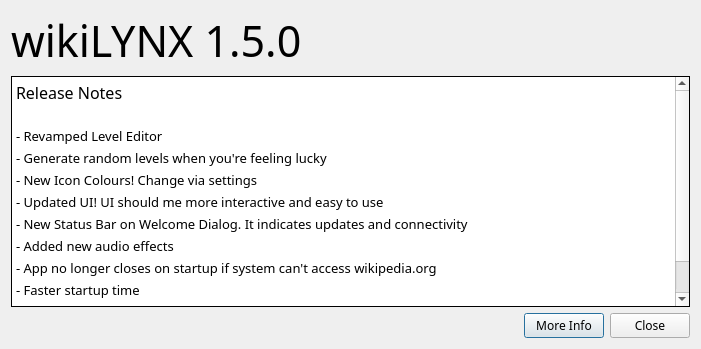
Qt form wikiLYNX/ui/whatsnew.ui (flamboyantpenguin/wikilynx) before a commit.
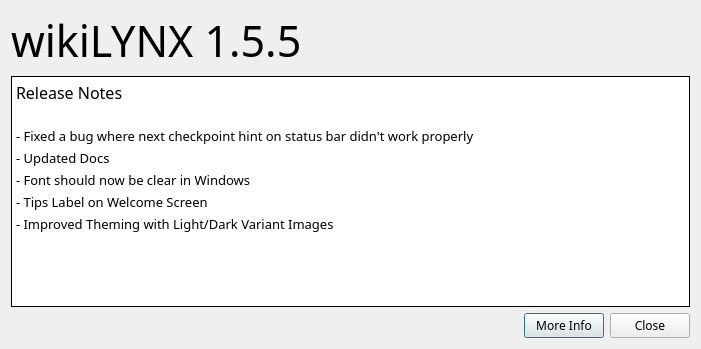
The same form after that commit. Icons and pictures are not drawn.

Commit message: Release 1.5.5-C0 - Fixed incorrect gamewindow status - Fonts should now be clear on Windows (Disabled hinting) - Doc Update (Imcomplete) - Added newsew icons - Added credits (Incomplete) - Light/Dark Variants for Image assets (Imcomplete)

The edit to the form file:
```diff
--- a/wikiLYNX/ui/whatsnew.ui
+++ b/wikiLYNX/ui/whatsnew.ui
@@ -16,6 +16,7 @@
   <property name="font">
    <font>
     <family>Comfortaa</family>
+    <hintingpreference>PreferNoHinting</hintingpreference>
    </font>
   </property>
   <property name="windowTitle">
@@ -28,10 +29,11 @@
       <font>
        <family>Courier Prime</family>
        <pointsize>32</pointsize>
+       <hintingpreference>PreferNoHinting</hintingpreference>
       </font>
      </property>
      <property name="text">
-      <string>wikiLYNX 1.5.0</string>
+      <string>wikiLYNX 1.5.5</string>
      </property>
     </widget>
    </item>
@@ -87,16 +89,11 @@
 &lt;/style&gt;&lt;/head&gt;&lt;body style=&quot; font-family:'Comfortaa'; font-size:10pt; font-weight:400; font-style:normal;&quot;&gt;
 &lt;p style=&quot; margin-top:0px; margin-bottom:0px; margin-left:0px; margin-right:0px; -qt-block-indent:0; text-indent:0px;&quot;&gt;&lt;span style=&quot; font-size:12pt;&quot;&gt;Release Notes&lt;/span&gt;&lt;/p&gt;
 &lt;p style=&quot;-qt-paragraph-type:empty; margin-top:0px; margin-bottom:0px; margin-left:0px; margin-right:0px; -qt-block-indent:0; text-indent:10px; font-size:12pt;&quot;&gt;&lt;br /&gt;&lt;/p&gt;
-&lt;p style=&quot; margin-top:0px; margin-bottom:4px; margin-left:0px; margin-right:0px; -qt-block-indent:0; text-indent:0px;&quot;&gt;- Revamped Level Editor &lt;/p&gt;
-&lt;p style=&quot; margin-top:0px; margin-bottom:4px; margin-left:0px; margin-right:0px; -qt-block-indent:0; text-indent:0px;&quot;&gt;- Generate random levels when you're feeling lucky&lt;/p&gt;
-&lt;p style=&quot; margin-top:0px; margin-bottom:4px; margin-left:0px; margin-right:0px; -qt-block-indent:0; text-indent:0px;&quot;&gt;- New Icon Colours! Change via settings&lt;/p&gt;
-&lt;p style=&quot; margin-top:0px; margin-bottom:4px; margin-left:0px; margin-right:0px; -qt-block-indent:0; text-indent:0px;&quot;&gt;- Updated UI! UI should me more interactive and easy to use&lt;/p&gt;
-&lt;p style=&quot; margin-top:0px; margin-bottom:4px; margin-left:0px; margin-right:0px; -qt-block-indent:0; text-indent:0px;&quot;&gt;- New Status Bar on Welcome Dialog. It indicates updates and connectivity &lt;/p&gt;
-&lt;p style=&quot; margin-top:0px; margin-bottom:4px; margin-left:0px; margin-right:0px; -qt-block-indent:0; text-indent:0px;&quot;&gt;- Added new audio effects&lt;/p&gt;
-&lt;p style=&quot; margin-top:0px; margin-bottom:4px; margin-left:0px; margin-right:0px; -qt-block-indent:0; text-indent:0px;&quot;&gt;- App no longer closes on startup if system can't access wikipedia.org&lt;/p&gt;
-&lt;p style=&quot; margin-top:0px; margin-bottom:4px; margin-left:0px; margin-right:0px; -qt-block-indent:0; text-indent:0px;&quot;&gt;- Faster startup time&lt;/p&gt;
-&lt;p style=&quot; margin-top:0px; margin-bottom:4px; margin-left:0px; margin-right:0px; -qt-block-indent:0; text-indent:0px;&quot;&gt;- Bug Fixes&lt;/p&gt;
-&lt;p style=&quot; margin-top:0px; margin-bottom:4px; margin-left:0px; margin-right:0px; -qt-block-indent:0; text-indent:0px;&quot;&gt;- Performance Improvements&lt;/p&gt;&lt;/body&gt;&lt;/html&gt;</string>
+&lt;p style=&quot; margin-top:0px; margin-bottom:4px; margin-left:0px; margin-right:0px; -qt-block-indent:0; text-indent:0px;&quot;&gt;- Fixed a bug where next checkpoint hint on status bar didn't work properly&lt;/p&gt;
+&lt;p style=&quot; margin-top:0px; margin-bottom:4px; margin-left:0px; margin-right:0px; -qt-block-indent:0; text-indent:0px;&quot;&gt;- Updated Docs&lt;/p&gt;
+&lt;p style=&quot; margin-top:0px; margin-bottom:4px; margin-left:0px; margin-right:0px; -qt-block-indent:0; text-indent:0px;&quot;&gt;- Font should now be clear in Windows&lt;/p&gt;
+&lt;p style=&quot; margin-top:0px; margin-bottom:4px; margin-left:0px; margin-right:0px; -qt-block-indent:0; text-indent:0px;&quot;&gt;- Tips Label on Welcome Screen&lt;/p&gt;
+&lt;p style=&quot; margin-top:0px; margin-bottom:4px; margin-left:0px; margin-right:0px; -qt-block-indent:0; text-indent:0px;&quot;&gt;- Improved Theming with Light/Dark Variant Images&lt;/p&gt;&lt;/body&gt;&lt;/html&gt;</string>
      </property>
      <property name="textInteractionFlags">
       <set>Qt::TextInteractionFlag::LinksAccessibleByKeyboard|Qt::TextInteractionFlag::LinksAccessibleByMouse</set>
```
Left out of the diff: 20 changed lines with no effect on the pictures. The commit also changes 130 other files.
